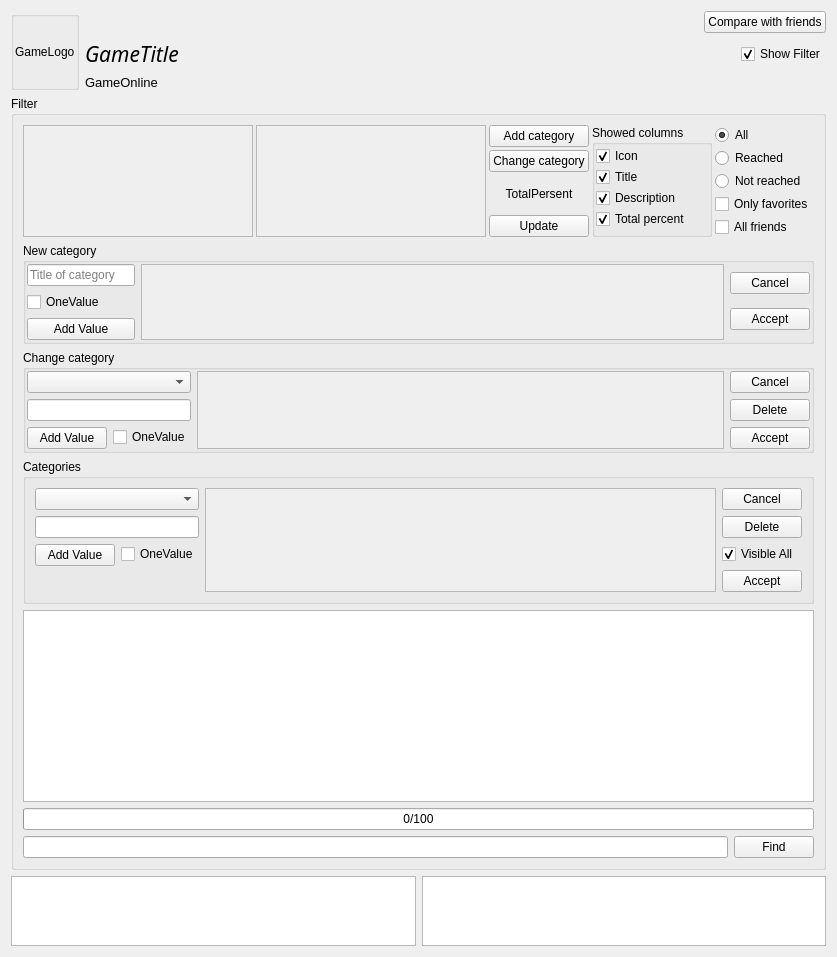
The window that AraSteamManager/formachievements.ui (Arankir/AraSteamManager) describes before a commit, drawn with Qt 5.
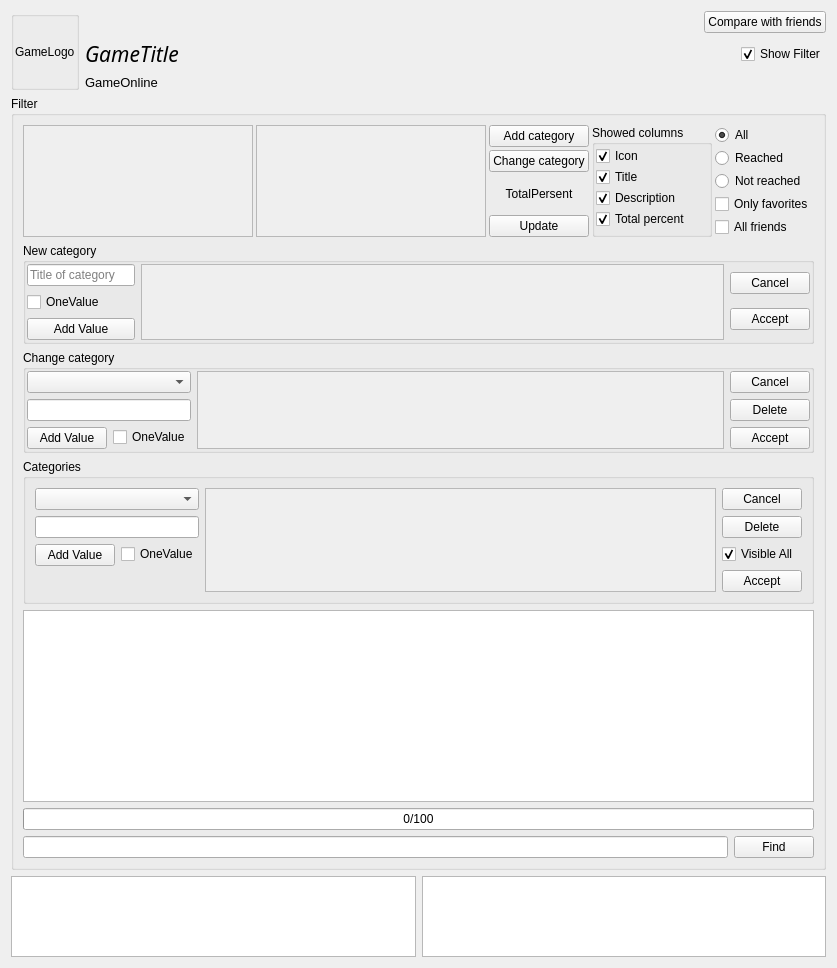
The same window after the commit.

Diff of the .ui file:
```diff
--- a/AraSteamManager/formachievements.ui
+++ b/AraSteamManager/formachievements.ui
@@ -7,7 +7,7 @@
     <x>0</x>
     <y>0</y>
     <width>837</width>
-    <height>849</height>
+    <height>968</height>
    </rect>
   </property>
   <property name="windowTitle">
```
Left out of the diff: 8 changed lines with no effect on the pictures.
